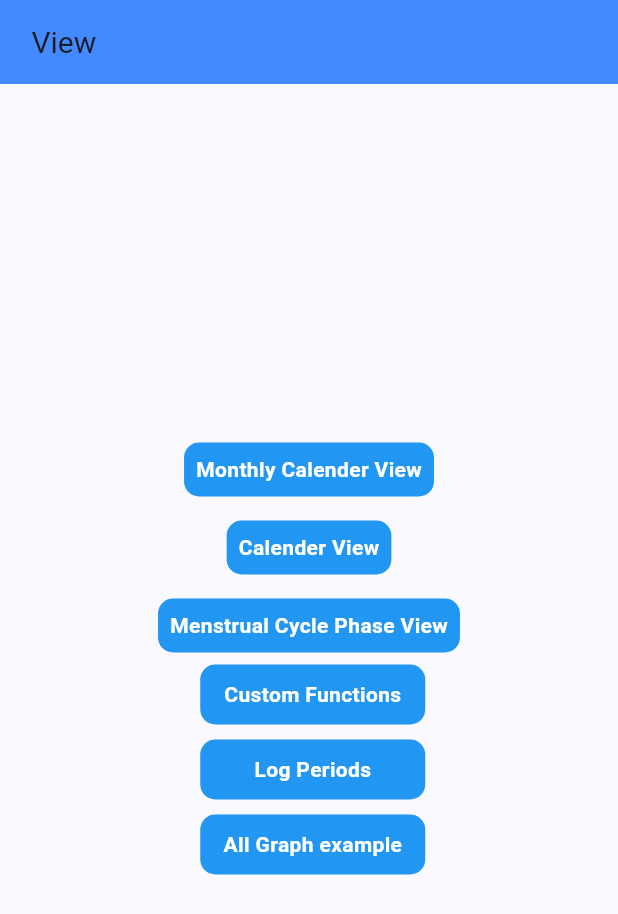
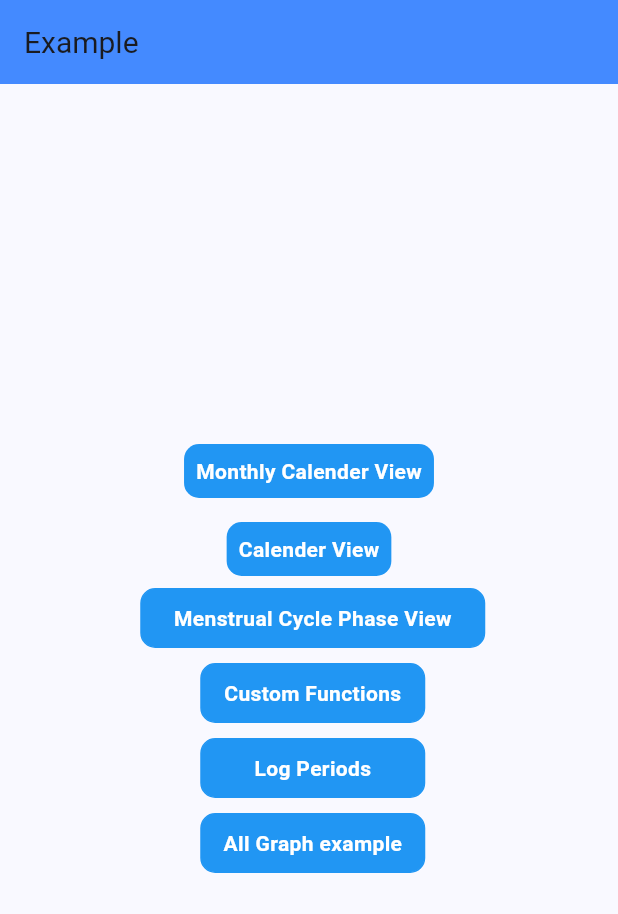
Before and after one commit to sandipkalola/menstrual_cycle_widget_example, a Flutter app: the screen it shows after launch, on a phone screen of 412 x 824 dp. Shown: the top 914 px of the screen. Run offline on Flutter 3.47's test engine with Material 3 defaults, Android fonts, the phone set to English and light mode, and no system bars; missing offline and left inert: menstrual_cycle_widget, syncfusion_flutter_pdfviewer.

Commit message:
Added new example

```diff
--- a/lib/custom_functions.dart
+++ b/lib/custom_functions.dart
@@ -68,6 +68,11 @@ class _CustomFunctionsState extends State<CustomFunctions> {
             GestureDetector(
               onTap: () async {
                 lastPeriodDate = await instance.getPreviousPeriodDate();
+                if (lastPeriodDate!.year == 1971) {
+                  print("No last period date was provided. Returning default date: 1971-01-01.");
+                } else {
+                  print("Last period date is: ${lastPeriodDate!.toLocal()}");
+                }
                 setState(() {});
               },
               child: getButton("Get Previous Period Day"),
--- a/lib/display_widget.dart
+++ b/lib/display_widget.dart
@@ -18,7 +18,7 @@ class _DisplayWidgetState extends State<DisplayWidget> {
       appBar: AppBar(
         title: Text(widget.title!),
       ),
-      body: widget.displayWidget,
+      body: Center(child: widget.displayWidget),
     );
   }
 }
--- a/lib/main.dart
+++ b/lib/main.dart
@@ -5,6 +5,7 @@ import 'package:menstrual_cycle_widget_example/display_widget.dart';
 import 'custom_functions.dart';
 import 'screens/graph/all_graph_screen.dart';
 import 'screens/log_periods_screen.dart';
+import 'screens/menstrual_cycle_view/menstrual_cycle_view_screen.dart';
 
 void main() {
   WidgetsFlutterBinding.ensureInitialized();
@@ -27,7 +28,7 @@ class MyApp extends StatelessWidget {
         colorScheme: ColorScheme.fromSeed(seedColor: Colors.blueAccent),
         useMaterial3: true,
       ),
-      home: const MyHomePage(title: ' View'),
+      home: const MyHomePage(title: 'Example'),
     );
   }
 }
@@ -48,7 +49,10 @@ class _MyHomePageState extends State<MyHomePage> {
   void initState() {
     super.initState();
     instance.updateConfiguration(
-        cycleLength: 31, periodDuration: 5, customerId: "1", defaultLanguage: Languages.english);
+        cycleLength: 31,
+        periodDuration: 5,
+        customerId: "1",
+        defaultLanguage: Languages.english);
   }
 
   Widget getWidget({Widget? displayWidget, String? title}) {
@@ -123,7 +127,7 @@ class _MyHomePageState extends State<MyHomePage> {
                 ),
                 title: "Calender View"),
             // Menstrual Cycle Phase View
-            getWidget(
+            /* getWidget(
                 displayWidget: const Padding(
                   padding: EdgeInsets.all(8.0),
                   child: Center(
@@ -140,7 +144,40 @@ class _MyHomePageState extends State<MyHomePage> {
                     ),
                   ),
                 ),
-                title: "Menstrual Cycle Phase View"),
+                title: "Menstrual Cycle Phase View"),*/
+            GestureDetector(
+              child: Container(
+                padding: const EdgeInsets.all(8),
+                margin: const EdgeInsets.only(left: 5),
+                decoration: BoxDecoration(
+                  color: Colors.blue,
+                  shape: BoxShape.rectangle,
+                  border: Border.all(width: 1.0, color: Colors.blue),
+                  borderRadius: const BorderRadius.all(
+                    Radius.circular(10),
+                  ),
+                ),
+                height: 40,
+                width: 230,
+                child: const Center(
+                  child: Text(
+                    "Menstrual Cycle Phase View",
+                    style: TextStyle(
+                        fontWeight: FontWeight.bold, color: Colors.white),
+                  ),
+                ),
+              ),
+              onTap: () {
+                Navigator.of(context).push(
+                  MaterialPageRoute(
+                    builder: (context) => const MenstrualCycleViewScreen(),
+                  ),
+                );
+              },
+            ),
+            const SizedBox(
+              height: 10,
+            ),
             GestureDetector(
               child: Container(
                 padding: const EdgeInsets.all(8),
```
Also changed, not shown: lib/screens/graph/all_graph_screen.dart (+17 -15 lines), lib/screens/log_periods_screen.dart (+8 -4 lines), lib/screens/menstrual_cycle_view/menstrual_cycle_view_screen.dart (added, +126 -0 lines), assets/cycle_trends.jpeg, assets/meditation_graph.jpeg, assets/period_graph.jpeg, assets/sleep_graph.jpeg, assets/temp_graph.jpeg, assets/water_graph.jpeg, assets/weight_graph.jpeg.
